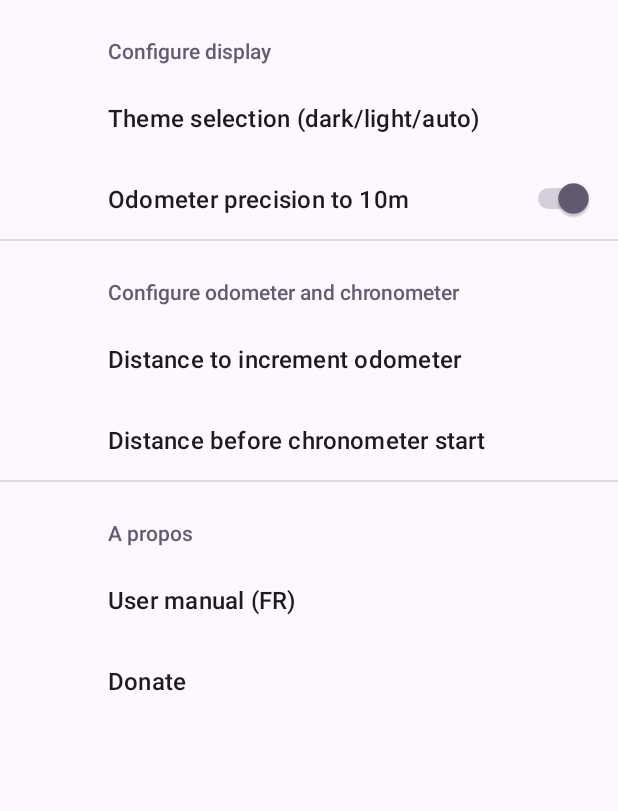
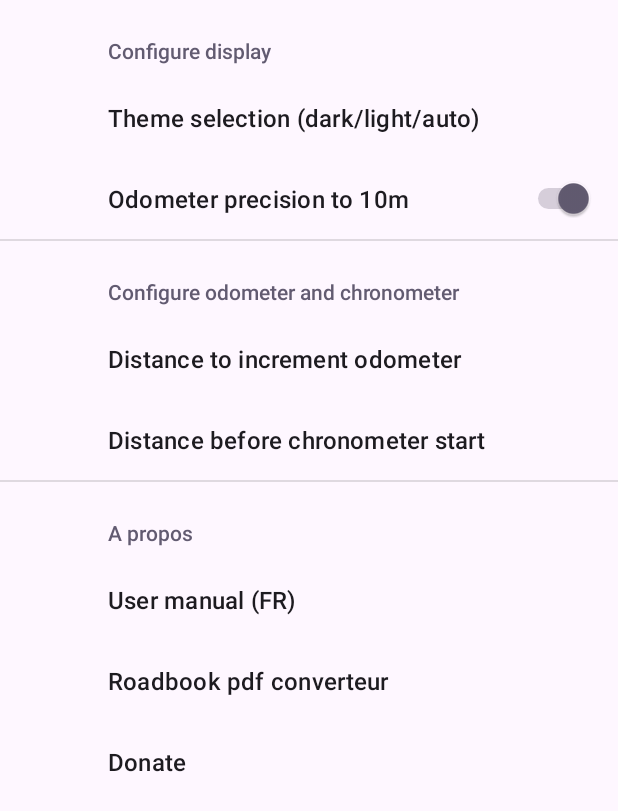
Before and after one commit to b0bChoK/Rallye_Dashboard, an Android app: the fragment SettingsFragment placed in its activity, on a phone screen of 412 x 824 dp. Shown: the top 811 px of the screen. Run offline under Robolectric (Android 15) with nearby library versions, the phone set to English and light mode, and no system bars; our stand-ins replace androidx.preference, data binding; pictures from the network do not load; 2 statements that could not run were skipped.

Commit message:
FEAT: add link in pref to iz roadbook converter

```diff
--- a/app/src/main/res/values/strings.xml
+++ b/app/src/main/res/values/strings.xml
@@ -56,4 +56,5 @@
     <string name="theme_selection_dark_light_auto">Theme selection (dark/light/auto)</string>
     <string name="configure_display">Configure display</string>
     <string name="odometer_precision_to_10m">Odometer precision to 10m</string>
+    <string name="convertisseur_de_roadbook">Roadbook pdf converteur</string>
 </resources>
--- a/app/src/main/res/xml/preferences.xml
+++ b/app/src/main/res/xml/preferences.xml
@@ -50,6 +50,12 @@
                 android:data="https://github.com/b0bChoK/Rallye_Dashboard/blob/main/docs/Rallye%20Dashboard%20User%20Manual%20FR.pdf" />
         </Preference>
 
+        <Preference android:title="@string/convertisseur_de_roadbook">
+            <intent
+                android:action="android.intent.action.VIEW"
+                android:data="https://www.izroadbook.com/roadbook" />
+        </Preference>
+
         <Preference android:title="@string/soutenir_le_projet">
             <intent
                 android:action="android.intent.action.VIEW"
```
Also changed, not shown: 1 other file.
